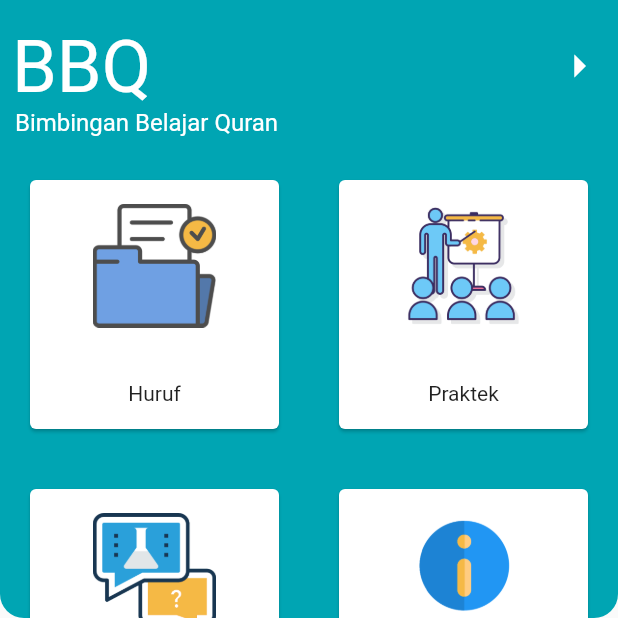
After one commit to muazharin/bbq-islam, a Flutter app: the screen it shows after launch, on a phone screen of 412 x 824 dp, the top half of it. The commit adds this screen. Run offline on Flutter 3.47's test engine with Material 2 defaults, Android fonts, the phone set to English and light mode, and no system bars; our stand-ins replace splashscreen; missing offline and left inert: audioplayer; project files that could hold a hidden picture were left out.

Commit message:
menu huruf 100%

```diff
--- /dev/null
+++ b/alba_ta/lib/pages/menu_page.dart
@@ -0,0 +1,140 @@
+import 'package:flutter/material.dart';
+
+class MenuPage extends StatefulWidget {
+  @override
+  _MenuPageState createState() => _MenuPageState();
+}
+
+class _MenuPageState extends State<MenuPage> {
+  Widget _buildTopCard(double width, double height) {
+    return SafeArea(
+      child: Container(
+        width: width,
+        height: height / 2,
+        decoration: BoxDecoration(
+          color: Color(0xFF00a5b3),
+          borderRadius: BorderRadius.only(
+              bottomRight: Radius.circular(16),
+              bottomLeft: Radius.circular(16)),
+        ),
+        child: Column(
+          mainAxisAlignment: MainAxisAlignment.start,
+          children: <Widget>[
+            Padding(
+              padding: const EdgeInsets.only(
+                  top: 16.0, left: 8.0, right: 8.0, bottom: 0.0),
+              child: Row(
+                mainAxisAlignment: MainAxisAlignment.center,
+                children: <Widget>[
+                  Text(
+                    'BBQ',
+                    style: TextStyle(color: Colors.white, fontSize: 48.0),
+                  ),
+                  Spacer(),
+                  Icon(
+                    Icons.arrow_right,
+                    size: 36,
+                    color: Colors.white,
+                  )
+                ],
+              ),
+            ),
+            Padding(
+              padding: const EdgeInsets.only(
+                  top: 0.0, left: 10.0, right: 8.0, bottom: 8.0),
+              child: Row(
+                children: <Widget>[
+                  Text(
+                    'Bimbingan Belajar Quran',
+                    style: TextStyle(color: Colors.white, fontSize: 16.0),
+                  ),
+                ],
+              ),
+            )
+          ],
+        ),
+      ),
+    );
+  }
+
+  Widget _buildMenuCard(String text, double width, BuildContext context) {
+    return Padding(
+      padding: const EdgeInsets.all(16.0),
+      child: Card(
+        child: InkWell(
+          onTap: () {
+            Navigator.pushNamed(context, '/' + text);
+          },
+          child: Container(
+            child: Padding(
+              padding: const EdgeInsets.all(16.0),
+              child: Column(
+                children: <Widget>[
+                  Image.asset(
+                    'assets/image/' + text + '.png',
+                    width: width / 5,
+                  ),
+                  Spacer(),
+                  Text(text),
+                ],
+              ),
+            ),
+          ),
+        ),
+      ),
+    );
+  }
+
+  @override
+  Widget build(BuildContext context) {
+    final width = MediaQuery.of(context).size.width;
+    final height = MediaQuery.of(context).size.height;
+
+    String materi = 'Huruf';
+    String praktek = 'Praktek';
+    String quiz = 'Quiz';
+    String info = 'Info';
+    return Scaffold(
+      body: Stack(
+        children: <Widget>[
+          Column(
+            children: <Widget>[
+              Expanded(
+                child: Align(
+                  alignment: Alignment.topCenter,
+                  child: _buildTopCard(width, height),
+                ),
+              ),
+              Padding(
+                padding: const EdgeInsets.all(8.0),
+                child: Center(
+                  child: Row(
+                    mainAxisAlignment: MainAxisAlignment.center,
+                    children: <Widget>[
+                      Text('Copyright '),
+                      Icon(Icons.copyright),
+                      Text(' 2020 by '),
+                      Text('Muaz_Dev', style: TextStyle(color: Colors.blue)),
+                    ],
+                  ),
+                ),
+              ),
+            ],
+          ),
+          Padding(
+            padding: const EdgeInsets.only(top: 100),
+            child: GridView.count(
+              crossAxisCount: 2,
+              children: <Widget>[
+                _buildMenuCard(materi, width, context),
+                _buildMenuCard(praktek, width, context),
+                _buildMenuCard(quiz, width, context),
+                _buildMenuCard(info, width, context)
+              ],
+            ),
+          ),
+        ],
+      ),
+    );
+  }
+}
```
Also changed, not shown: alba_ta/lib/main.dart (+4 -142 lines), alba_ta/lib/pages/huruf_detail.dart (+19 -10 lines), 3 other files.
